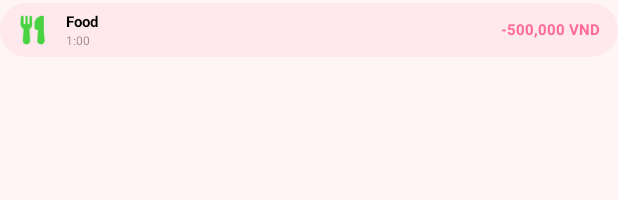
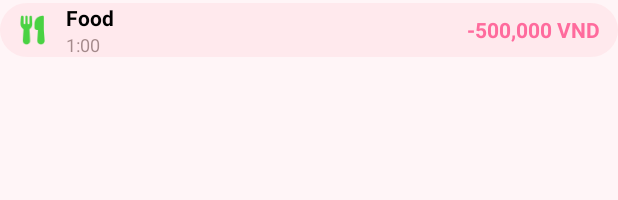
Before and after one commit to nghieu19/My-Money, an Android app: the layout item_transaction.xml on its own in the app's theme, with its tools: preview values and no code run, on a phone screen of 412 x 824 dp. Shown: the top 200 px of the screen. Run offline under Robolectric (Android 15) with nearby library versions, the phone set to English and light mode, and no system bars.

```diff
--- a/app/src/main/res/layout/item_transaction.xml
+++ b/app/src/main/res/layout/item_transaction.xml
@@ -27,7 +27,7 @@
             android:layout_width="wrap_content"
             android:layout_height="wrap_content"
             android:text="Food"
-            android:textSize="10sp"
+            android:textSize="14sp"
             android:textColor="@color/black"
             android:textStyle="bold" />
 
@@ -36,7 +36,7 @@
             android:layout_width="wrap_content"
             android:layout_height="wrap_content"
             android:text="1:00"
-            android:textSize="8sp"
+            android:textSize="12sp"
             android:textColor="@color/transaction_subtitle"
             android:lineSpacingExtra="-2dp" />
 
@@ -47,7 +47,7 @@
         android:layout_width="wrap_content"
         android:layout_height="wrap_content"
         android:text="-500,000 VND"
-        android:textSize="10sp"
+        android:textSize="14sp"
         android:textColor="@color/expense_red"
         android:textStyle="bold" />
 
```
